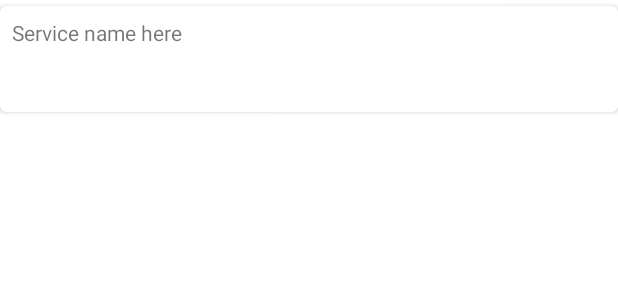
After one commit to 13pgeiser/android_MPRemote, an Android app: the layout list_item_service.xml on its own in the app's theme, with its tools: preview values and no code run, on a phone screen of 412 x 824 dp. The commit adds this screen. Shown: the top 300 px of the screen. Run offline under Robolectric (Android 15) with nearby library versions, the phone set to English and light mode, and no system bars.

Commit message:
Add recycler view with a card for each service

```diff
--- a/app/src/main/java/com/pgeiser/mpremote/fragment_connect/ConnectViewModel.kt
+++ b/app/src/main/java/com/pgeiser/mpremote/fragment_connect/ConnectViewModel.kt
@@ -42,7 +42,7 @@ class ConnectViewModel(
             } else {
                 gatt.close()
                 uiScope.launch {
-                    _connectionAttempt?.value = _connectionAttempt.value?.plus(1)
+                    _connectionAttempt.value = _connectionAttempt.value?.plus(1)
                 }
                 if (connectionAttempt.value!! <= maxConnectionAttempt) {
                     defaultScope.launch {
--- /dev/null
+++ b/app/src/main/res/layout/list_item_service.xml
@@ -0,0 +1,54 @@
+<?xml version="1.0" encoding="utf-8"?>
+
+<layout xmlns:android="http://schemas.android.com/apk/res/android"
+    xmlns:app="http://schemas.android.com/apk/res-auto"
+    xmlns:tools="http://schemas.android.com/tools">
+
+    <data>
+        <variable
+            name="service"
+            type="android.bluetooth.BluetoothGattService" />
+
+        <variable
+            name="clickListener"
+            type="com.pgeiser.mpremote.fragment_attributes.ServiceListener" />
+    </data>
+
+    <androidx.cardview.widget.CardView
+        android:id="@+id/card_view"
+        android:layout_width="match_parent"
+        android:layout_height="wrap_content"
+        android:layout_marginTop="4dp"
+        android:layout_marginBottom="4dp"
+        app:cardCornerRadius="4dp"
+        android:onClick="@{ () -> clickListener.onClick(service) }">
+
+    <LinearLayout
+        android:layout_width="match_parent"
+        android:layout_height="wrap_content"
+        android:orientation="vertical">
+
+        <TextView
+            android:id="@+id/service_name"
+            android:layout_width="match_parent"
+            android:layout_height="wrap_content"
+            android:layout_marginStart="8dp"
+            android:layout_marginTop="8dp"
+            android:layout_marginEnd="8dp"
+            android:layout_marginBottom="8dp"
+            android:text="Service name here" />
+
+        <TextView
+            android:id="@+id/service_uuid"
+            android:layout_width="match_parent"
+            android:layout_height="wrap_content"
+            android:layout_marginStart="8dp"
+            android:layout_marginTop="8dp"
+            android:layout_marginEnd="8dp"
+            android:layout_marginBottom="8dp"
+            android:text="@{ service.uuid.toString() }" />
+    </LinearLayout>
+
+    </androidx.cardview.widget.CardView>
+
+</layout>
```
Also changed, not shown: app/src/main/java/com/pgeiser/mpremote/fragment_attributes/AttributesFragment.kt (+13 -1 lines), app/src/main/java/com/pgeiser/mpremote/fragment_attributes/AttributesViewModel.kt (+3 -10 lines), app/src/main/java/com/pgeiser/mpremote/fragment_attributes/ServiceAdapter.kt (added, +64 -0 lines), app/src/main/res/anim/slide_in_right.xml (added, +25 -0 lines), app/src/main/res/layout/fragment_attributes.xml (+4 -17 lines), app/src/main/res/layout/text_item_view.xml (added, +7 -0 lines), app/src/main/res/navigation/main_navigation.xml (+10 -0 lines).
